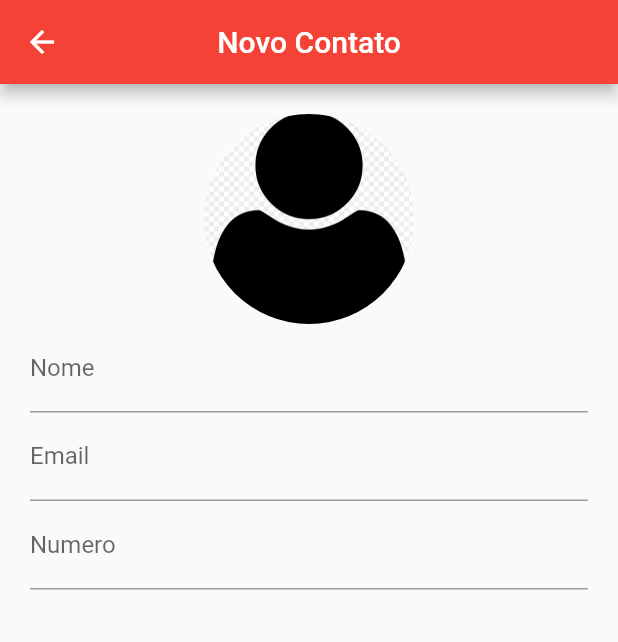
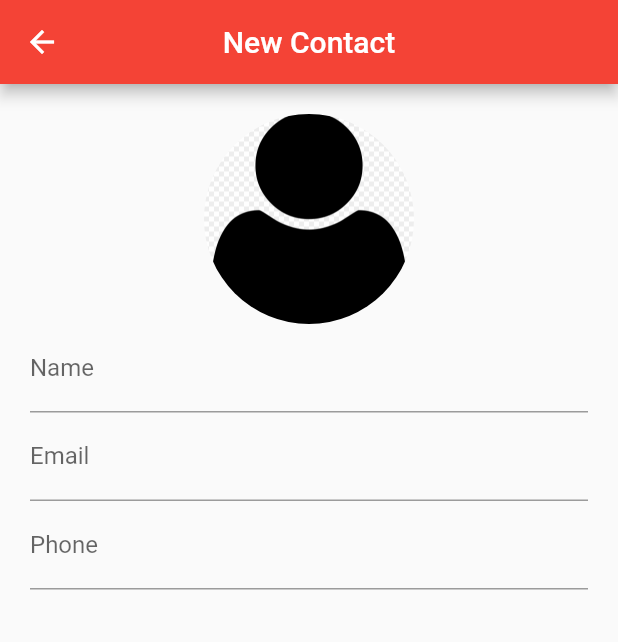
Before and after one commit to rafroes1/contact_agenda, a Flutter app: the ContactPage screen opened directly, on a phone screen of 412 x 824 dp. Shown: the top 642 px of the screen. Run offline on Flutter 3.47's test engine with Material 2 defaults, Android fonts, the light colour scheme and no system bars; our stand-ins replace image_picker, sqflite; accounts and stored records are empty.

Commit message:
language changes

```diff
--- a/lib/ui/ContactPage.dart
+++ b/lib/ui/ContactPage.dart
@@ -45,7 +45,7 @@ class _ContactPageState extends State<ContactPage> {
         child: Scaffold(
           appBar: AppBar(
             backgroundColor: Colors.red,
-            title: Text(_editedContact.name ?? "Novo Contato"),
+            title: Text(_editedContact.name ?? "New Contact"),
             centerTitle: true,
           ),
           floatingActionButton: FloatingActionButton(
@@ -86,13 +86,13 @@ class _ContactPageState extends State<ContactPage> {
                     },
                   ),
                   TextFormField(
-                    decoration: InputDecoration(labelText: "Nome"),
+                    decoration: InputDecoration(labelText: "Name"),
                     controller: _nameController,
                     textInputAction: TextInputAction.next,
                     focusNode: _nameFocus,
                     validator: (value) {
                       if (value.isEmpty) {
-                        return "Insira um nome";
+                        return "Type a name";
                       }
                       _isNameSet = true;
                       return null;
@@ -117,14 +117,14 @@ class _ContactPageState extends State<ContactPage> {
                     },
                   ),
                   TextFormField(
-                    decoration: InputDecoration(labelText: "Numero"),
+                    decoration: InputDecoration(labelText: "Phone"),
                     controller: _phoneController,
                     textInputAction: TextInputAction.done,
                     focusNode: _phoneFocus,
                     keyboardType: TextInputType.phone,
                     validator: (value) {
                       if (value.isEmpty) {
-                        return "Insira um numero";
+                        return "Type a phone number";
                       }
                       _isPhoneSet = true;
                       return null;
@@ -153,7 +153,7 @@ class _ContactPageState extends State<ContactPage> {
                 children: <Widget>[
                   new ListTile(
                       leading: new Icon(Icons.photo_library),
-                      title: new Text('Galeria'),
+                      title: new Text('Gallery'),
                       onTap: () {
                         ImagePicker picker = ImagePicker();
                         picker
@@ -203,20 +203,20 @@ class _ContactPageState extends State<ContactPage> {
           context: context,
           builder: (context) {
             return AlertDialog(
-              title: Text("Descartar alterações?"),
-              content: Text("Se sair, as alterações serão perdidas"),
+              title: Text("Delete changes?"),
+              content: Text("When returning, all your changes are discarded"),
               actions: <Widget>[
                 TextButton(
                     onPressed: () {
                       Navigator.pop(context);
                     },
-                    child: Text("Cancelar")),
+                    child: Text("Cancel")),
                 TextButton(
                     onPressed: () {
                       Navigator.pop(context);
                       Navigator.pop(context);
                     },
-                    child: Text("Sim"))
+                    child: Text("Yes"))
               ],
             );
           });
```
Also changed, not shown: lib/ui/HomePage.dart (+6 -6 lines).
